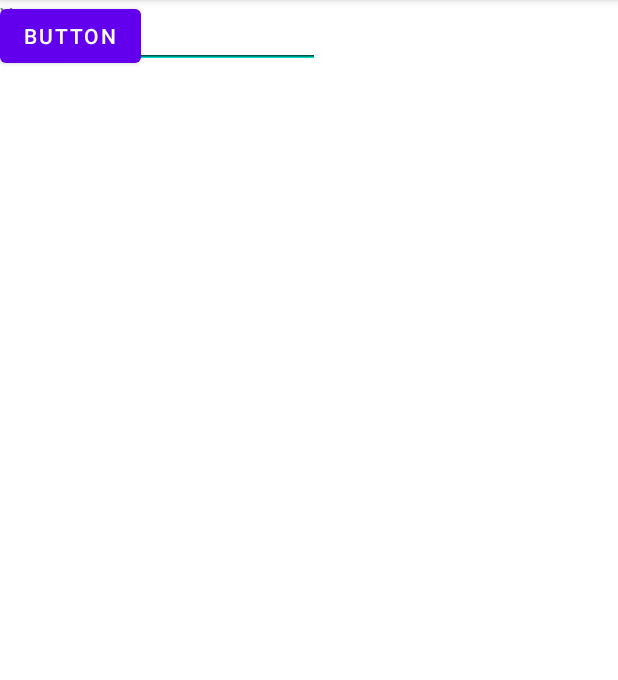
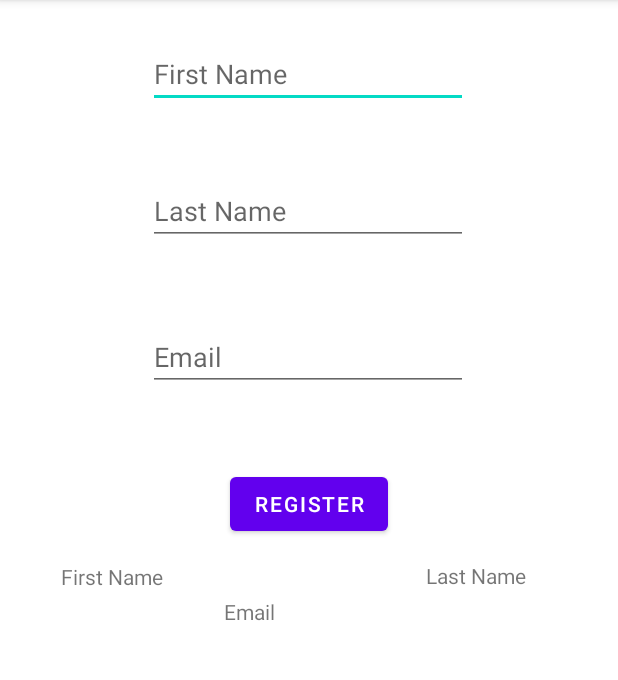
Before and after one commit to xpectro93/AST_2, an Android app: the screen it shows after launch (MainActivity), on a phone screen of 412 x 824 dp, the part 84-764 px from its top. Run offline under Robolectric (Android 15) with nearby library versions, the phone set to English and light mode, and no system bars.

Commit message:
first working version of register form

```diff
--- a/app/src/main/java/com/example/test2/MainActivity.java
+++ b/app/src/main/java/com/example/test2/MainActivity.java
@@ -17,24 +17,38 @@ public class MainActivity extends AppCompatActivity {
         setContentView(R.layout.activity_main);
         //R is a special class that gives u access to all resources
         //txtMessage is the same id given to the id on the xml file text
-        TextView txtHello = findViewById(R.id.txtMessage);
+
+//        TextView txtHello = findViewById(R.id.txtMessage);
 
         //If you want o hard code text use double quotations
-        txtHello.setText("Yo");
+//        txtHello.setText("Yo");
 
 
 
     }
 
     public void onBtnClick (View view) {
-        TextView txtHello = findViewById(R.id.txtMessage);
+        TextView txtFirstName = findViewById(R.id.txtFirstName);
+        TextView txtLastName = findViewById(R.id.txtLastName);
+        TextView txtEmail = findViewById(R.id.txtEmail);
 
-        EditText editTxtName = findViewById(R.id.addFirstName);
+
+
+        EditText editFirstName = findViewById(R.id.editFirstName);
+        EditText editLastName = findViewById(R.id.editLastName);
+        EditText editEmail = findViewById(R.id.editEmail);
+
         //convert to string then set to variable then set variable to b new text value
-        String username = editTxtName.getText().toString();
+        String firstName = editFirstName.getText().toString();
+        String lastName = editLastName.getText().toString();
+        String email = editEmail.getText().toString();
+
 
         //concat two strings
-        txtHello.setText("Hello " + username);
+        txtFirstName.setText(firstName);
+        txtLastName.setText(lastName);
+        txtEmail.setText(email);
+
 
     }
 
--- a/app/src/main/res/layout/activity_main.xml
+++ b/app/src/main/res/layout/activity_main.xml
@@ -7,44 +7,99 @@
     android:layout_height="match_parent"
     tools:context=".MainActivity">
 
-    <EditText
-        android:id="@+id/addFirstName2"
+    <TextView
+        android:id="@+id/txtFirstName"
         android:layout_width="wrap_content"
         android:layout_height="wrap_content"
+        android:autofillHints="@string/first_name"
+        android:text="@string/first_name"
+        app:layout_constraintBottom_toBottomOf="parent"
+        app:layout_constraintEnd_toStartOf="@+id/txtEmail"
+        app:layout_constraintStart_toStartOf="parent"
+        app:layout_constraintTop_toTopOf="parent" />
+
+    <TextView
+        android:id="@+id/txtLastName"
+        android:layout_width="78dp"
+        android:layout_height="23dp"
+        android:autofillHints="@string/last_name"
+        android:text="@string/last_name"
+        app:layout_constraintBottom_toBottomOf="parent"
+        app:layout_constraintEnd_toEndOf="parent"
+        app:layout_constraintHorizontal_bias="0.778"
+        app:layout_constraintStart_toEndOf="@+id/txtFirstName"
+        app:layout_constraintTop_toTopOf="parent"
+        app:layout_constraintVertical_bias="0.502" />
+
+    <EditText
+        android:id="@+id/editFirstName"
+        android:layout_width="wrap_content"
+        android:layout_height="wrap_content"
+        android:autofillHints="@string/email"
+        android:ems="10"
+        android:hint="@string/first_name"
+        android:inputType="textPersonName"
+        app:layout_constraintBottom_toTopOf="@+id/editLastName"
+        app:layout_constraintEnd_toEndOf="parent"
+        app:layout_constraintHorizontal_bias="0.497"
+        app:layout_constraintStart_toStartOf="parent"
+        app:layout_constraintTop_toTopOf="parent" />
+
+    <EditText
+        android:id="@+id/editLastName"
+        android:layout_width="wrap_content"
+        android:layout_height="wrap_content"
+        android:layout_marginTop="20dp"
+        android:autofillHints="@string/last_name"
         android:ems="10"
         android:hint="@string/last_name"
         android:inputType="textPersonName"
-        android:onClick="onBtnClick"
-        tools:layout_editor_absoluteX="100dp"
-        tools:layout_editor_absoluteY="405dp" />
-
-    <TextView
-        android:id="@+id/txtMessage"
-        android:layout_width="wrap_content"
-        android:layout_height="wrap_content"
-        android:text="Hello World!"
-        tools:layout_editor_absoluteX="159dp"
-        tools:layout_editor_absoluteY="263dp" />
+        app:layout_constraintBottom_toTopOf="@+id/editEmail"
+        app:layout_constraintEnd_toEndOf="parent"
+        app:layout_constraintHorizontal_bias="0.497"
+        app:layout_constraintStart_toStartOf="parent"
+        app:layout_constraintTop_toBottomOf="@+id/editFirstName" />
 
     <Button
-        android:id="@+id/btnHello"
+        android:id="@+id/btnRegister"
         android:layout_width="wrap_content"
         android:layout_height="wrap_content"
         android:onClick="onBtnClick"
-        android:text="@string/Button"
+        android:text="@string/register"
+        app:layout_constraintBottom_toBottomOf="parent"
+        app:layout_constraintEnd_toEndOf="parent"
+        app:layout_constraintStart_toStartOf="parent"
+        app:layout_constraintTop_toTopOf="parent"
+        app:layout_constraintVertical_bias="0.433" />
 
-        tools:layout_editor_absoluteX="159dp"
-        tools:layout_editor_absoluteY="540dp" />
+    <TextView
+        android:id="@+id/txtEmail"
+        android:layout_width="112dp"
+        android:layout_height="18dp"
+        android:layout_marginTop="4dp"
+        android:text="@string/email"
+        app:layout_constraintBottom_toBottomOf="parent"
+        app:layout_constraintEnd_toEndOf="parent"
+        app:layout_constraintHorizontal_bias="0.498"
+        app:layout_constraintStart_toStartOf="parent"
+        app:layout_constraintTop_toBottomOf="@+id/txtFirstName"
+        app:layout_constraintVertical_bias="0.0" />
 
     <EditText
-        android:id="@+id/addFirstName"
+        android:id="@+id/editEmail"
         android:layout_width="wrap_content"
         android:layout_height="wrap_content"
+        android:layout_marginTop="25dp"
+        android:layout_marginBottom="25dp"
+        android:autofillHints="@string/email"
         android:ems="10"
-        android:hint="@string/first_name"
-        android:inputType="textPersonName"
-        android:onClick="onBtnClick"
-        tools:layout_editor_absoluteX="100dp"
-        tools:layout_editor_absoluteY="352dp" />
+        android:hint="@string/email"
+        android:inputType="textEmailAddress"
+        app:layout_constraintBottom_toTopOf="@+id/btnRegister"
+        app:layout_constraintEnd_toEndOf="parent"
+        app:layout_constraintHorizontal_bias="0.497"
+        app:layout_constraintStart_toStartOf="parent"
+        app:layout_constraintTop_toBottomOf="@+id/editLastName"
+        tools:text="@tools:sample/cities" />
 
 </androidx.constraintlayout.widget.ConstraintLayout>
--- a/app/src/main/res/values/strings.xml
+++ b/app/src/main/res/values/strings.xml
@@ -1,8 +1,12 @@
 <resources>
 
     <string name="app_name">Test 2</string>
-    <string name="Button">Button</string>
+    <string name="register">Register</string>
     <string name="first_name">First Name</string>
     <string name="last_name">Last Name</string>
+    <string name="email">Email</string>
+    <string name="output">Result :</string>
+
+
 
 </resources>
```
